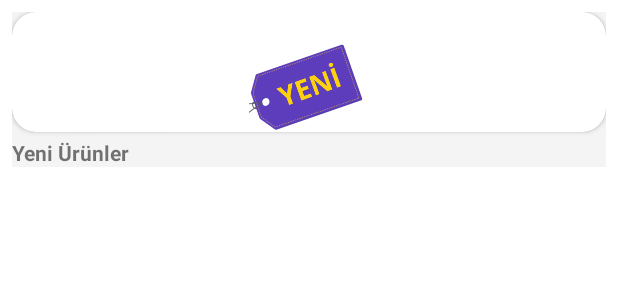
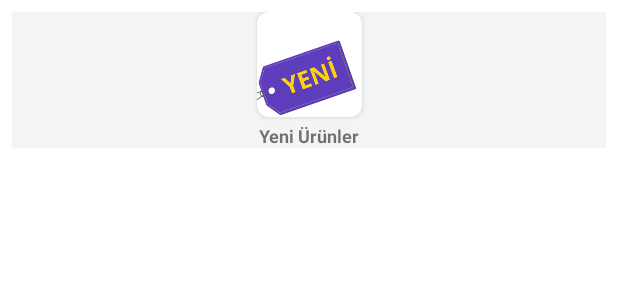
Before and after one commit to mehmetsaltan1/DevNotKotlinBootcamp-GetirUI-With-ReyclerView, an Android app: the layout categories_card_design.xml on its own in the app's theme, with its tools: preview values and no code run, on a phone screen of 412 x 824 dp. Shown: the top 300 px of the screen. Run offline under Robolectric (Android 15) with nearby library versions, the phone set to English and light mode, and no system bars; Roboto replaces fonts that are not available here.

Commit message:
categori add project and card design change

```diff
--- a/app/src/main/res/layout/activity_main.xml
+++ b/app/src/main/res/layout/activity_main.xml
@@ -134,7 +134,7 @@
         <ImageView
             android:id="@+id/imageView2"
             android:layout_width="0dp"
-            android:layout_height="180dp"
+            android:layout_height="160dp"
 
             android:scaleType="fitXY"
             app:layout_constraintEnd_toEndOf="parent"
--- a/app/src/main/res/layout/categories_card_design.xml
+++ b/app/src/main/res/layout/categories_card_design.xml
@@ -27,18 +27,20 @@
                 android:layout_height="wrap_content"
                 android:layout_marginTop="4dp"
                 android:text="Yeni Ürünler"
+
                 android:textAlignment="viewStart"
-                android:textSize="14sp"
+                android:textSize="12sp"
                 android:textStyle="bold"
-
+                app:layout_constraintEnd_toEndOf="parent"
+                app:layout_constraintHorizontal_bias="0.5"
                 app:layout_constraintStart_toStartOf="parent"
                 app:layout_constraintTop_toBottomOf="@+id/cardView2" />
 
             <androidx.cardview.widget.CardView
                 android:id="@+id/cardView2"
-                android:layout_width="0dp"
-                android:layout_height="80dp"
-                app:cardCornerRadius="16dp"
+                android:layout_width="70dp"
+                android:layout_height="70dp"
+                app:cardCornerRadius="8dp"
                 app:layout_constraintBottom_toTopOf="@+id/textViewCategoriName"
                 app:layout_constraintEnd_toEndOf="parent"
                 app:layout_constraintHorizontal_bias="0.5"
@@ -50,6 +52,7 @@
                     android:id="@+id/imageViewCategoriImage"
                     android:layout_width="match_parent"
                     android:layout_height="match_parent"
+                    android:scaleType="fitXY"
                     app:layout_constraintBottom_toBottomOf="parent"
                     app:layout_constraintTop_toTopOf="parent"
                     app:srcCompat="@drawable/yeniurunler" />
```
Also changed, not shown: app/src/main/java/com/example/getiruiwithrecyclerview/MainActivity.kt (+12 -12 lines).
